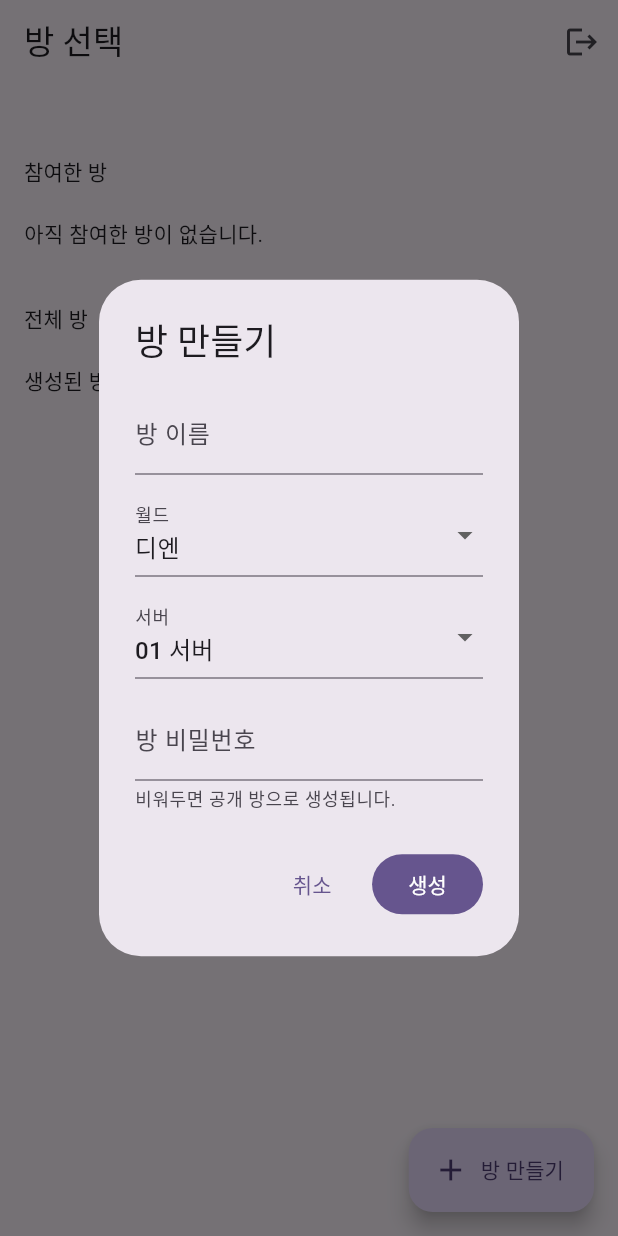
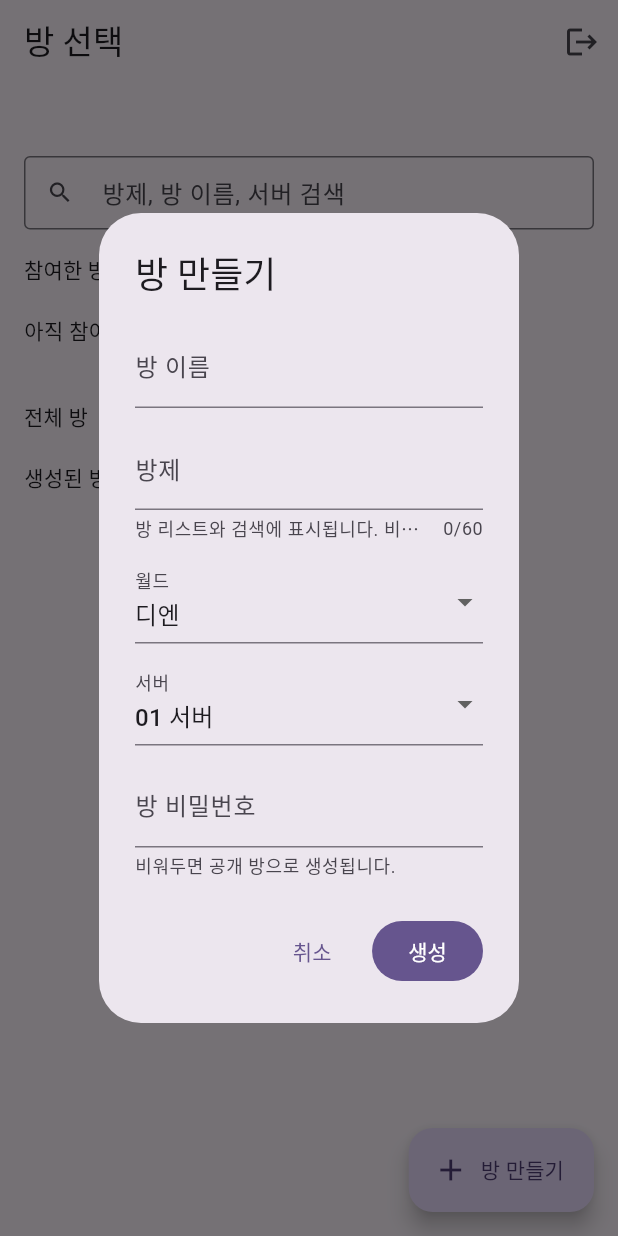
Before and after one commit to rkd0601/load-alarm, a Flutter app: the screen it shows once a user with an empty profile is signed in, after a tap on "방 만들기", on a phone screen of 412 x 824 dp. Run offline on Flutter 3.47's test engine with Material 3 defaults, Android fonts, the light colour scheme and no system bars; our stand-ins replace cloud_firestore, firebase_auth, firebase_core; missing offline and left inert: dart:html, dart:js_util; accounts and stored records are empty; network calls fail.

Commit message:
Add room title search and popup settings

```diff
--- a/lib/features/rooms/application/room_service.dart
+++ b/lib/features/rooms/application/room_service.dart
@@ -4,6 +4,7 @@ import 'package:cloud_firestore/cloud_firestore.dart';
 import 'package:firebase_auth/firebase_auth.dart';
 
 import '../../../core/services/firebase_app_service.dart';
+import '../domain/app_popup.dart';
 import '../domain/game_server.dart';
 import '../domain/room.dart';
 import '../domain/room_member.dart';
@@ -56,6 +57,15 @@ class RoomService {
     }, SetOptions(merge: true));
   }
 
+  Stream<AppPopup?> activePopup() {
+    return _db.collection('appPopups').doc('current').snapshots().map((doc) {
+      final data = doc.data();
+      if (data == null) return null;
+      final popup = AppPopup.fromJson(doc.id, data);
+      return popup.visible ? popup : null;
+    });
+  }
+
   Stream<List<BossRoom>> rooms() {
     return _db
         .collection('rooms')
@@ -91,6 +101,7 @@ class RoomService {
 
   Future<BossRoom> createRoom({
     required String name,
+    required String title,
     required GameServer server,
     required String password,
   }) async {
@@ -98,7 +109,9 @@ class RoomService {
     final user = _auth.currentUser;
     if (user == null) throw StateError('로그인이 필요합니다.');
     final trimmedName = name.trim();
+    final trimmedTitle = title.trim().isEmpty ? trimmedName : title.trim();
     if (trimmedName.isEmpty) throw StateError('방 이름을 입력해 주세요.');
+    if (trimmedTitle.length > 60) throw StateError('방제는 60자 이하로 입력해 주세요.');
     final owned = await _db
         .collection('rooms')
         .where('ownerUid', isEqualTo: user.uid)
@@ -114,6 +127,7 @@ class RoomService {
     final batch = _db.batch();
     batch.set(room, {
       'name': trimmedName,
+      'title': trimmedTitle,
       'world': server.world.id,
       'worldName': server.world.name,
       'serverNo': server.number,
@@ -157,6 +171,7 @@ class RoomService {
     return BossRoom(
       id: room.id,
       name: trimmedName,
+      title: trimmedTitle,
       world: server.world.id,
       worldName: server.world.name,
       serverNo: server.number,
--- /dev/null
+++ b/lib/features/rooms/domain/app_popup.dart
@@ -0,0 +1,26 @@
+class AppPopup {
+  const AppPopup({
+    required this.id,
+    required this.title,
+    required this.message,
+    required this.version,
+    this.enabled = false,
+  });
+
+  final String id;
+  final String title;
+  final String message;
+  final String version;
+  final bool enabled;
+
+  bool get visible =>
+      enabled && title.trim().isNotEmpty && message.trim().isNotEmpty;
+
+  factory AppPopup.fromJson(String id, Map<String, dynamic> json) => AppPopup(
+        id: id,
+        title: json['title'] as String? ?? '',
+        message: json['message'] as String? ?? '',
+        version: json['version'] as String? ?? id,
+        enabled: json['enabled'] as bool? ?? false,
+      );
+}
--- a/lib/features/rooms/domain/room.dart
+++ b/lib/features/rooms/domain/room.dart
@@ -2,6 +2,7 @@ class BossRoom {
   const BossRoom({
     required this.id,
     required this.name,
+    required this.title,
     required this.world,
     required this.worldName,
     required this.serverNo,
@@ -11,18 +12,21 @@ class BossRoom {
 
   final String id;
   final String name;
+  final String title;
   final String world;
   final String worldName;
   final int serverNo;
   final String ownerUid;
   final bool hasPassword;
 
-  String get serverLabel =>
-      '$worldName ${serverNo.toString().padLeft(2, '0')}';
+  String get displayTitle => title.trim().isEmpty ? name : title;
+
+  String get serverLabel => '$worldName ${serverNo.toString().padLeft(2, '0')}';
 
   factory BossRoom.fromJson(String id, Map<String, dynamic> json) => BossRoom(
         id: id,
         name: json['name'] as String? ?? '',
+        title: json['title'] as String? ?? json['name'] as String? ?? '',
         world: json['world'] as String? ?? '',
         worldName: json['worldName'] as String? ?? '',
         serverNo: json['serverNo'] as int? ?? 0,
--- a/lib/features/rooms/presentation/room_lobby_page.dart
+++ b/lib/features/rooms/presentation/room_lobby_page.dart
@@ -1,14 +1,25 @@
 import 'package:flutter/material.dart';
 
 import '../application/room_service.dart';
+import '../domain/app_popup.dart';
 import '../domain/game_server.dart';
 import '../domain/room.dart';
 import 'room_home_page.dart';
 
-class RoomLobbyPage extends StatelessWidget {
+class RoomLobbyPage extends StatefulWidget {
   const RoomLobbyPage({super.key, required this.service});
 
   final RoomService service;
+
+  @override
+  State<RoomLobbyPage> createState() => _RoomLobbyPageState();
+}
+
+class _RoomLobbyPageState extends State<RoomLobbyPage> {
+  static final Set<String> _shownPopupVersions = <String>{};
+  String search = '';
+
+  RoomService get service => widget.service;
 
   Future<void> _create(BuildContext context) async {
     final room = await showDialog<BossRoom>(
@@ -45,6 +56,36 @@ class RoomLobbyPage extends StatelessWidget {
     ));
   }
 
+  List<BossRoom> _filterRooms(List<BossRoom> rooms) {
+    final keyword = search.trim();
+    if (keyword.isEmpty) return rooms;
+    return rooms
+        .where((room) => '${room.displayTitle} ${room.name} ${room.serverLabel}'
+            .contains(keyword))
+        .toList();
+  }
+
+  void _maybeShowPopup(BuildContext context, AppPopup? popup) {
+    if (popup == null || _shownPopupVersions.contains(popup.version)) return;
+    _shownPopupVersions.add(popup.version);
+    WidgetsBinding.instance.addPostFrameCallback((_) {
+      if (!mounted) return;
+      showDialog<void>(
+        context: context,
+        builder: (_) => AlertDialog(
+          title: Text(popup.title),
+          content: Text(popup.message),
+          actions: [
+            FilledButton(
+              onPressed: () => Navigator.pop(context),
+              child: const Text('확인'),
+            ),
+          ],
+        ),
+      );
+    });
+  }
+
   @override
   Widget build(BuildContext context) {
     final user = service.currentUser;
@@ -64,7 +105,11 @@ class RoomLobbyPage extends StatelessWidget {
         icon: const Icon(Icons.add),
         label: const Text('방 만들기'),
       ),
-      body: SafeArea(
+      body: StreamBuilder(
+        stream: service.activePopup(),
+        builder: (context, popupSnapshot) {
+          _maybeShowPopup(context, popupSnapshot.data);
+          return SafeArea(
             child: ListView(
               padding: const EdgeInsets.fromLTRB(16, 12, 16, 96),
               children: [
@@ -75,12 +120,22 @@ class RoomLobbyPage extends StatelessWidget {
                   style: Theme.of(context).textTheme.titleMedium,
                 ),
                 const SizedBox(height: 12),
+                TextField(
+                  onChanged: (value) => setState(() => search = value),
+                  decoration: const InputDecoration(
+                    isDense: true,
+                    prefixIcon: Icon(Icons.search),
+                    hintText: '방제, 방 이름, 서버 검색',
+                    border: OutlineInputBorder(),
+                  ),
+                ),
+                const SizedBox(height: 16),
                 Text('참여한 방', style: Theme.of(context).textTheme.titleSmall),
                 const SizedBox(height: 8),
                 StreamBuilder<List<BossRoom>>(
                   stream: service.myRooms(),
                   builder: (context, snapshot) {
-                final rooms = snapshot.data ?? const [];
+                    final rooms = _filterRooms(snapshot.data ?? const []);
                     if (snapshot.connectionState == ConnectionState.waiting) {
                       return const Center(child: CircularProgressIndicator());
                     }
@@ -107,7 +162,7 @@ class RoomLobbyPage extends StatelessWidget {
                 StreamBuilder<List<BossRoom>>(
                   stream: service.rooms(),
                   builder: (context, snapshot) {
-                final rooms = snapshot.data ?? const [];
+                    final rooms = _filterRooms(snapshot.data ?? const []);
                     if (snapshot.connectionState == ConnectionState.waiting) {
                       return const Center(child: CircularProgressIndicator());
                     }
@@ -130,6 +185,8 @@ class RoomLobbyPage extends StatelessWidget {
                 ),
               ],
             ),
+          );
+        },
       ),
     );
   }
@@ -151,8 +208,10 @@ class _RoomTile extends StatelessWidget {
     return Card(
       child: ListTile(
         leading: Icon(room.hasPassword ? Icons.lock : Icons.meeting_room),
-        title: Text(room.name),
-        subtitle: Text(room.serverLabel),
+        title: Text(room.displayTitle),
+        subtitle: Text(room.displayTitle == room.name
+            ? room.serverLabel
+            : '${room.name} · ${room.serverLabel}'),
         trailing: Text(joined ? '입장' : '참여'),
         onTap: onTap,
       ),
@@ -171,6 +230,7 @@ class _CreateRoomDialog extends StatefulWidget {
 
 class _CreateRoomDialogState extends State<_CreateRoomDialog> {
   final name = TextEditingController();
+  final title = TextEditingController();
   final password = TextEditingController();
   GameWorld world = gameWorlds.first;
   int serverNo = 1;
@@ -180,6 +240,7 @@ class _CreateRoomDialogState extends State<_CreateRoomDialog> {
   @override
   void dispose() {
     name.dispose();
+    title.dispose();
     password.dispose();
     super.dispose();
   }
@@ -192,6 +253,7 @@ class _CreateRoomDialogState extends State<_CreateRoomDialog> {
     try {
       final room = await widget.service.createRoom(
         name: name.text,
+        title: title.text,
         server: GameServer(world: world, number: serverNo),
         password: password.text,
       );
@@ -214,6 +276,15 @@ class _CreateRoomDialogState extends State<_CreateRoomDialog> {
             TextField(
               controller: name,
               decoration: const InputDecoration(labelText: '방 이름'),
+            ),
+            const SizedBox(height: 12),
+            TextField(
+              controller: title,
+              maxLength: 60,
+              decoration: const InputDecoration(
+                labelText: '방제',
+                helperText: '방 리스트와 검색에 표시됩니다. 비워두면 방 이름을 사용합니다.',
+              ),
             ),
             const SizedBox(height: 12),
             DropdownButtonFormField<GameWorld>(
@@ -240,8 +311,9 @@ class _CreateRoomDialogState extends State<_CreateRoomDialog> {
                     child: Text('${n.toString().padLeft(2, '0')} 서버'),
                   ),
               ],
-              onChanged:
-                  busy ? null : (value) => setState(() => serverNo = value ?? 1),
+              onChanged: busy
+                  ? null
+                  : (value) => setState(() => serverNo = value ?? 1),
             ),
             const SizedBox(height: 12),
             TextField(
```
Also changed, not shown: 1 other file. Lines whose indentation alone changed are shown as unchanged.
